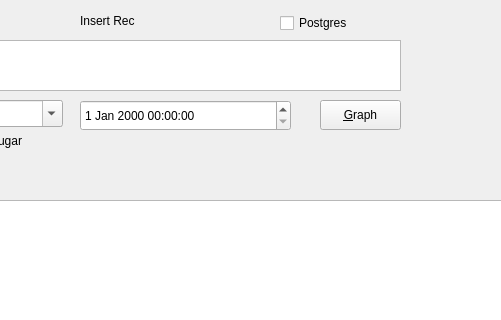
Old version of the form sugar.ui in the repository lbase/bpvitals; both pictures show x 230 to 731 and y 0 to 320 of the 1247 by 692 pixel window.
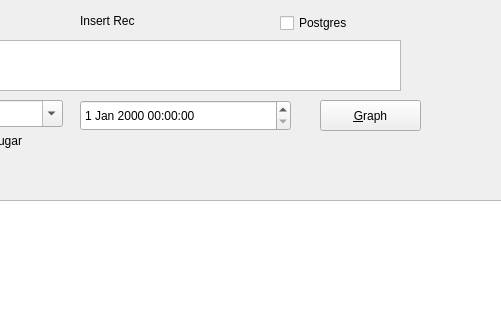
New version of the form.

The edit to the form file:
```diff
--- a/sugar.ui
+++ b/sugar.ui
@@ -139,7 +139,7 @@
     <rect>
      <x>310</x>
      <y>10</y>
-     <width>84</width>
+     <width>121</width>
      <height>21</height>
     </rect>
    </property>
@@ -183,13 +183,13 @@
     </rect>
    </property>
   </widget>
-  <widget class="QToolButton" name="btnGraph">
+  <widget class="QPushButton" name="btnGraph">
    <property name="geometry">
     <rect>
      <x>550</x>
      <y>100</y>
-     <width>81</width>
-     <height>30</height>
+     <width>101</width>
+     <height>31</height>
     </rect>
    </property>
    <property name="text">
```
